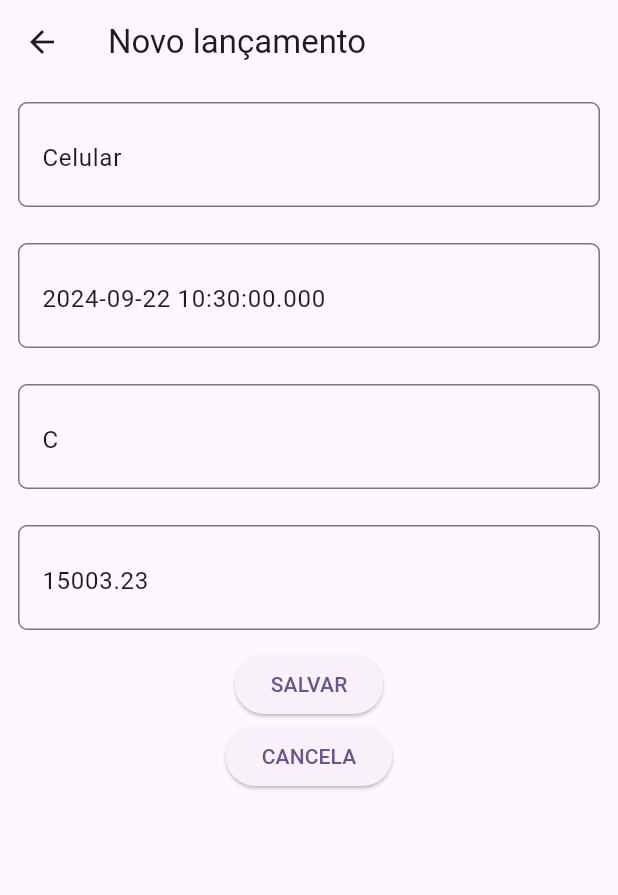
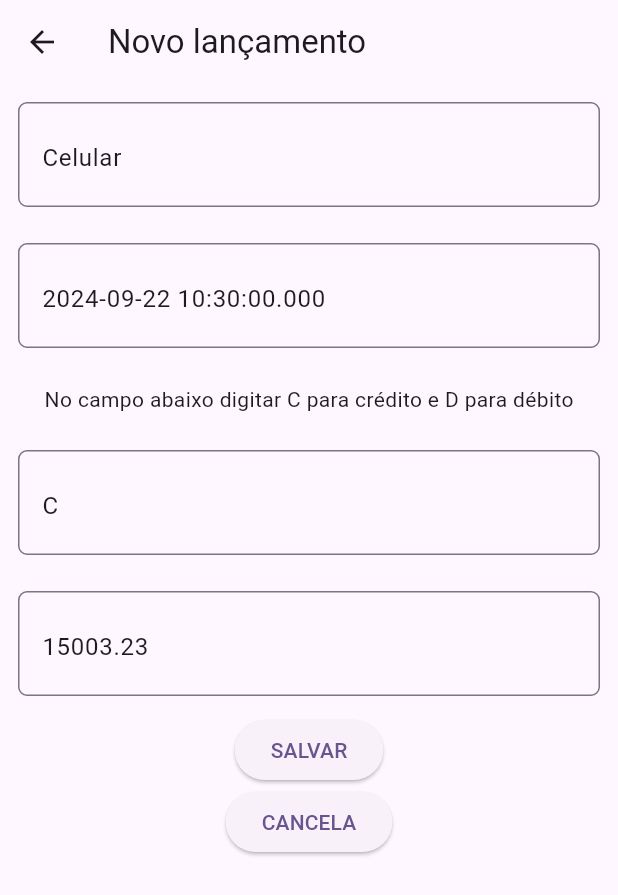
Before and after one commit to lucasomac/my_debtors, a Flutter app: the RegisterInvoicePage screen opened directly with sample values from the repository, on a phone screen of 412 x 824 dp. Shown: the top 895 px of the screen. Run offline on Flutter 3.47's test engine with Material 3 defaults, Android fonts, the phone set to English and light mode, and no system bars; our stand-ins replace sqflite; accounts and stored records are empty.

Commit message:
Adjust message for warning about entrie in type of invoice

```diff
--- a/lib/screens/register_invoice_page.dart
+++ b/lib/screens/register_invoice_page.dart
@@ -66,6 +66,9 @@ class _RegisterInvoicePageState extends State<RegisterInvoicePage> {
               controller: dateController,
               decoration: decorate("Data"),
             ),
+          ),Padding(
+            padding: const EdgeInsets.all(12.0),
+            child: Text("No campo abaixo digitar C para crédito e D para débito"),
           ),
           Padding(
             padding: const EdgeInsets.all(12.0),
```
